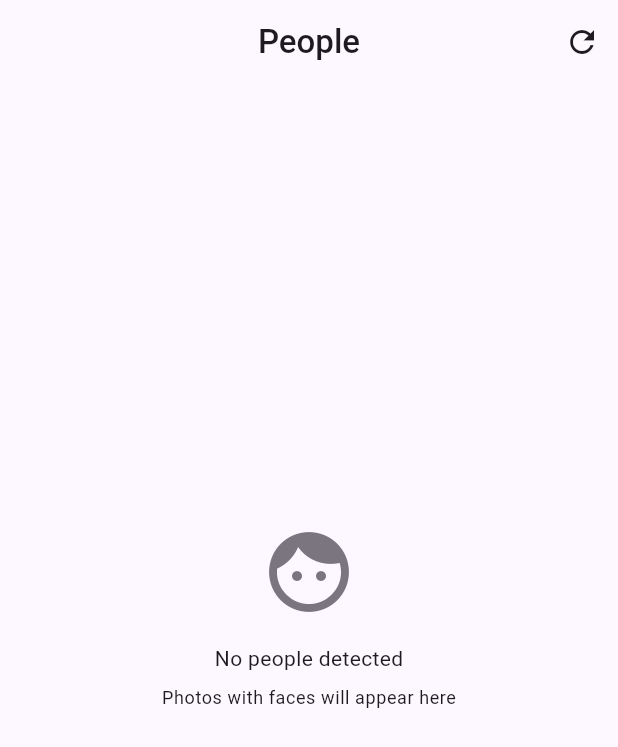
After one commit to lablogics/LifeLab, a Flutter app: the FacesScreen screen opened by its route, after a tap on the "refresh" icon, on a phone screen of 412 x 824 dp. The commit adds this screen. Shown: the top 747 px of the screen. Run offline on Flutter 3.47's test engine with Material 3 defaults, Android fonts, the phone set to English and light mode, and no system bars; our stand-ins replace dio, file_picker, flutter_riverpod, flutter_secure_storage, go_router, image_picker and 1 more; accounts and stored records are empty; generated files the repository leaves out were written again; network calls fail.

Commit message:
feat: add FCM push, albums, faces, photo upload, drive upload/download, pagination, tests; release APK build
- FCM push notification providers with subscribe/unsubscribe
- Photo albums CRUD (create, rename, delete, add/remove photos)
- People/faces view with detected faces grid and rename
- Photo upload from camera/gallery via image_picker
- Drive file upload via file_picker, download/preview via url_launcher
- Pagination mixin (PaginatedMixin, PaginationState)
- 20 unit tests: models, endpoints, pagination state
- Release APK: 60.3MB with compileSdk 36 and core desugaring
- Updated more_screen with Albums and People entries
- Updated router with /photos/albums and /photos/faces routes

```diff
--- a/lib/app/more_screen.dart
+++ b/lib/app/more_screen.dart
@@ -19,6 +19,8 @@ class MoreScreen extends StatelessWidget {
           const Divider(),
           _sectionHeader('Media'),
           _MenuItem(icon: Icons.photo_library, title: 'Photos', subtitle: 'Gallery with albums and faces', onTap: () => context.go('/photos')),
+          _MenuItem(icon: Icons.photo_album, title: 'Albums', subtitle: 'Organize photos into albums', onTap: () => context.go('/photos/albums')),
+          _MenuItem(icon: Icons.face, title: 'People', subtitle: 'Faces detected in photos', onTap: () => context.go('/photos/faces')),
           _MenuItem(icon: Icons.videocam, title: 'Videos', subtitle: 'Video library', onTap: () => context.go('/videos')),
           _MenuItem(icon: Icons.folder_open, title: 'Drive', subtitle: 'File browser', onTap: () => context.go('/drive')),
           const Divider(),
--- a/lib/app/router.dart
+++ b/lib/app/router.dart
@@ -32,6 +32,8 @@ import '../features/graph/presentation/graph_screen.dart';
 import '../features/activity/presentation/activity_screen.dart';
 import '../features/versions/presentation/versions_screen.dart';
 import '../features/attachments/presentation/attachments_screen.dart';
+import '../features/albums/presentation/albums_screen.dart';
+import '../features/faces/presentation/faces_screen.dart';
 
 final routerProvider = Provider<GoRouter>((ref) {
   final auth = ref.watch(authProvider);
@@ -74,6 +76,8 @@ final routerProvider = Provider<GoRouter>((ref) {
           GoRoute(path: '/contacts/:id/messages', builder: (context, state) => MessagesScreen(contactId: state.pathParameters['id']!, contactName: state.pathParameters['id']!)),
           GoRoute(path: '/totp', builder: (context, state) => const TotpScreen()),
           GoRoute(path: '/photos', builder: (context, state) => const PhotosScreen()),
+          GoRoute(path: '/photos/albums', builder: (context, state) => const AlbumsScreen()),
+          GoRoute(path: '/photos/faces', builder: (context, state) => const FacesScreen()),
           GoRoute(path: '/videos', builder: (context, state) => const VideosScreen()),
           GoRoute(path: '/drive', builder: (context, state) => const DriveScreen()),
           GoRoute(path: '/tags', builder: (context, state) => const TagsScreen()),
--- /dev/null
+++ b/lib/features/faces/data/faces_providers.dart
@@ -0,0 +1,56 @@
+import 'package:flutter_riverpod/flutter_riverpod.dart';
+import 'package:lifelab_core/api/api_client.dart';
+import 'package:lifelab_core/api/endpoints.dart';
+import 'package:lifelab_core/di/core_providers.dart';
+
+class PersonModel {
+  final String id;
+  final String name;
+  final int? photoCount;
+  final String? faceUrl;
+  const PersonModel({required this.id, required this.name, this.photoCount, this.faceUrl});
+  factory PersonModel.fromJson(Map<String, dynamic> json) => PersonModel(
+    id: json['id'] as String,
+    name: json['name'] as String? ?? 'Unknown',
+    photoCount: json['photoCount'] as int?,
+    faceUrl: json['faceUrl'] as String?);
+}
+
+class FacesState {
+  final List<PersonModel> people;
+  final bool isLoading;
+  final String? error;
+  const FacesState({this.people = const [], this.isLoading = false, this.error});
+  FacesState copyWith({List<PersonModel>? people, bool? isLoading, String? error}) =>
+    FacesState(people: people ?? this.people, isLoading: isLoading ?? this.isLoading, error: error);
+}
+
+class FacesNotifier extends StateNotifier<FacesState> {
+  final ApiClient _api;
+  FacesNotifier(this._api) : super(const FacesState());
+
+  Future<void> loadPeople() async {
+    state = state.copyWith(isLoading: true);
+    try {
+      final r = await _api.dio.dio.get(Endpoints.facesPeople);
+      final list = (r.data as List? ?? []).map((e) => PersonModel.fromJson(e as Map<String, dynamic>)).toList();
+      state = state.copyWith(people: list, isLoading: false);
+    } catch (e) {
+      state = state.copyWith(isLoading: false, error: e.toString());
+    }
+  }
+
+  Future<void> renamePerson(String id, String name) async {
+    try {
+      await _api.dio.dio.put('${Endpoints.facesPeople}/$id', data: {'name': name});
+      loadPeople();
+    } catch (e) {
+      state = state.copyWith(error: e.toString());
+    }
+  }
+
+  Future<void> refresh() async => loadPeople();
+}
+
+final facesProvider = StateNotifierProvider<FacesNotifier, FacesState>((ref) =>
+  FacesNotifier(ref.watch(apiClientProvider)));
--- /dev/null
+++ b/lib/features/faces/presentation/faces_screen.dart
@@ -0,0 +1,98 @@
+import 'package:flutter/material.dart';
+import 'package:flutter_riverpod/flutter_riverpod.dart';
+import '../data/faces_providers.dart';
+
+class FacesScreen extends ConsumerStatefulWidget {
+  const FacesScreen({super.key});
+  @override
+  ConsumerState<FacesScreen> createState() => _FacesScreenState();
+}
+
+class _FacesScreenState extends ConsumerState<FacesScreen> {
+  bool _loaded = false;
+
+  @override
+  void initState() {
+    super.initState();
+    Future.microtask(() {
+      ref.read(facesProvider.notifier).loadPeople();
+      setState(() => _loaded = true);
+    });
+  }
+
+  @override
+  Widget build(BuildContext context) {
+    final faces = ref.watch(facesProvider);
+    final theme = Theme.of(context);
+
+    return Scaffold(
+      appBar: AppBar(
+        title: const Text('People'),
+        actions: [
+          IconButton(icon: const Icon(Icons.refresh), onPressed: () => ref.read(facesProvider.notifier).refresh()),
+        ],
+      ),
+      body: faces.isLoading
+          ? const Center(child: CircularProgressIndicator())
+          : faces.people.isEmpty
+              ? Center(child: Column(mainAxisAlignment: MainAxisAlignment.center, children: [
+                  Icon(Icons.face, size: 64, color: theme.colorScheme.outline),
+                  const SizedBox(height: 16),
+                  const Text('No people detected'),
+                  const SizedBox(height: 8),
+                  Text('Photos with faces will appear here', style: theme.textTheme.bodySmall),
+                ]))
+              : RefreshIndicator(
+                  onRefresh: () => ref.read(facesProvider.notifier).refresh(),
+                  child: GridView.builder(
+                    padding: const EdgeInsets.all(16),
+                    gridDelegate: const SliverGridDelegateWithFixedCrossAxisCount(
+                      crossAxisCount: 3, mainAxisSpacing: 16, crossAxisSpacing: 16),
+                    itemCount: faces.people.length,
+                    itemBuilder: (ctx, i) {
+                      final person = faces.people[i];
+                      return GestureDetector(
+                        onTap: () => _showPersonDetail(person),
+                        child: Column(children: [
+                          CircleAvatar(
+                            radius: 40,
+                            backgroundColor: theme.colorScheme.surfaceContainerHighest,
+                            child: person.faceUrl != null
+                                ? ClipOval(child: Image.network(person.faceUrl!, fit: BoxFit.cover, width: 80, height: 80))
+                                : Icon(Icons.face, size: 40, color: theme.colorScheme.outline),
+                          ),
+                          const SizedBox(height: 8),
+                          Text(person.name, style: theme.textTheme.labelMedium, maxLines: 1, overflow: TextOverflow.ellipsis),
+                          if (person.photoCount != null)
+                            Text('${person.photoCount}', style: theme.textTheme.bodySmall),
+                        ]),
+                      );
+                    },
+                  ),
+                ),
+    );
+  }
+
+  void _showPersonDetail(PersonModel person) {
+    final ctrl = TextEditingController(text: person.name);
+    showModalBottomSheet(context: context, builder: (ctx) => Padding(
+      padding: const EdgeInsets.all(16),
+      child: Column(mainAxisSize: MainAxisSize.min, children: [
+        CircleAvatar(
+          radius: 50,
+          backgroundColor: Theme.of(ctx).colorScheme.surfaceContainerHighest,
+          child: Icon(Icons.face, size: 50, color: Theme.of(ctx).colorScheme.outline),
+        ),
+        const SizedBox(height: 16),
+        TextField(controller: ctrl, decoration: const InputDecoration(labelText: 'Name'), textAlign: TextAlign.center),
+        const SizedBox(height: 8),
+        if (person.photoCount != null) Text('${person.photoCount} photos'),
+        const SizedBox(height: 16),
+        FilledButton(onPressed: () {
+          ref.read(facesProvider.notifier).renamePerson(person.id, ctrl.text.trim());
+          Navigator.pop(ctx);
+        }, child: const Text('Save')),
+      ]),
+    ));
+  }
+}
```
Also changed, not shown: lib/features/albums/data/albums_providers.dart (added, +88 -0 lines), lib/features/albums/presentation/albums_screen.dart (added, +153 -0 lines), lib/features/drive/data/drive_providers.dart (+35 -7 lines), lib/features/drive/presentation/drive_screen.dart (+28 -5 lines), lib/features/photos/data/photos_providers.dart (+29 -4 lines), lib/features/photos/presentation/photos_screen.dart (+23 -5 lines), lib/features/push/data/push_providers.dart (added, +54 -0 lines), lib/shared/pagination/paginated_state.dart (added, +34 -0 lines), pubspec.yaml (+10 -0 lines), pubspec.lock, 6 other files.
